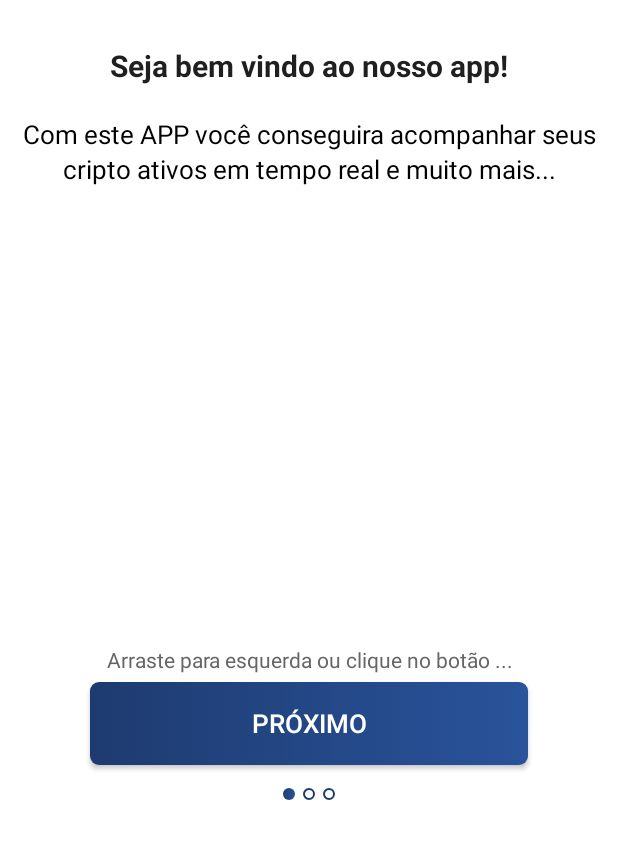
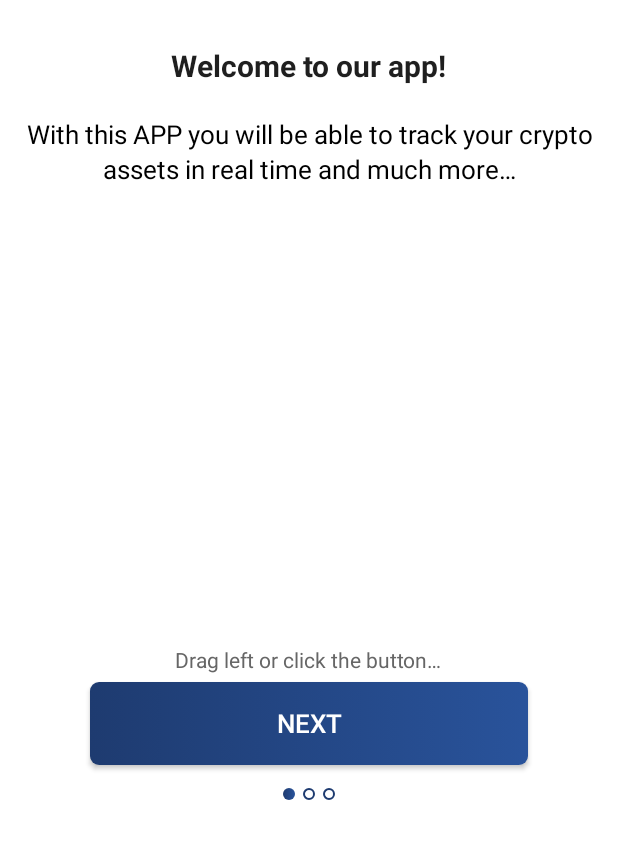
Before and after one commit to giovanijfc/Rtc-currency, an Android app: the screen it shows after launch (StepsInfoActivity), on a phone screen of 412 x 824 dp, the part 391-1236 px from its top. Run offline under Robolectric (Android 15) with nearby library versions, the light colour scheme and no system bars.

Commit message:
Adds traduction strings to 3 languages EN, PT_BR and ES

```diff
--- a/app/src/main/res/layout/fragment_steps_info_one.xml
+++ b/app/src/main/res/layout/fragment_steps_info_one.xml
@@ -43,7 +43,7 @@
             android:layout_centerHorizontal="true"
             android:layout_below="@id/text_title"
             android:layout_marginTop="@dimen/huge_margin"
-            android:text="Seja bem vindo ao nosso app!" />
+            android:text="@string/welcome_in_app" />
 
         <TextView
             android:id="@+id/text_description"
@@ -56,7 +56,7 @@
             android:layout_marginTop="@dimen/high_margin"
             android:textAlignment="center"
             android:lineSpacingExtra="3dp"
-            android:text="Com este APP você conseguira acompanhar seus cripto ativos em tempo real e muito mais..." />
+            android:text="@string/with_this_app_you_will" />
     </RelativeLayout>
 
     <RelativeLayout
@@ -76,7 +76,7 @@
             android:textAlignment="center"
             android:lineSpacingExtra="3dp"
             android:layout_marginBottom="@dimen/low_margin"
-            android:text="Arraste para esquerda ou clique no botão ..." />
+            android:text="@string/drag_left_or_click_the_button" />
 
         <Button
             android:id="@+id/button_next"
@@ -89,7 +89,7 @@
             android:layout_marginLeft="50dp"
             android:layout_marginRight="50dp"
             android:background="@drawable/shape_button_gradient_blue_rounded"
-            android:text="Próximo"/>
+            android:text="@string/next"/>
 
         <LinearLayout
             android:layout_width="match_parent"
--- a/app/src/main/res/values/strings.xml
+++ b/app/src/main/res/values/strings.xml
@@ -1,3 +1,7 @@
 <resources>
     <string name="app_name">RTC Currency</string>
+    <string name="welcome_in_app">Welcome to our app!</string>
+    <string name="with_this_app_you_will">With this APP you will be able to track your crypto assets in real time and much more…</string>
+    <string name="next">Next</string>
+    <string name="drag_left_or_click_the_button">Drag left or click the button…</string>
 </resources>
```
Also changed, not shown: 2 other files.
